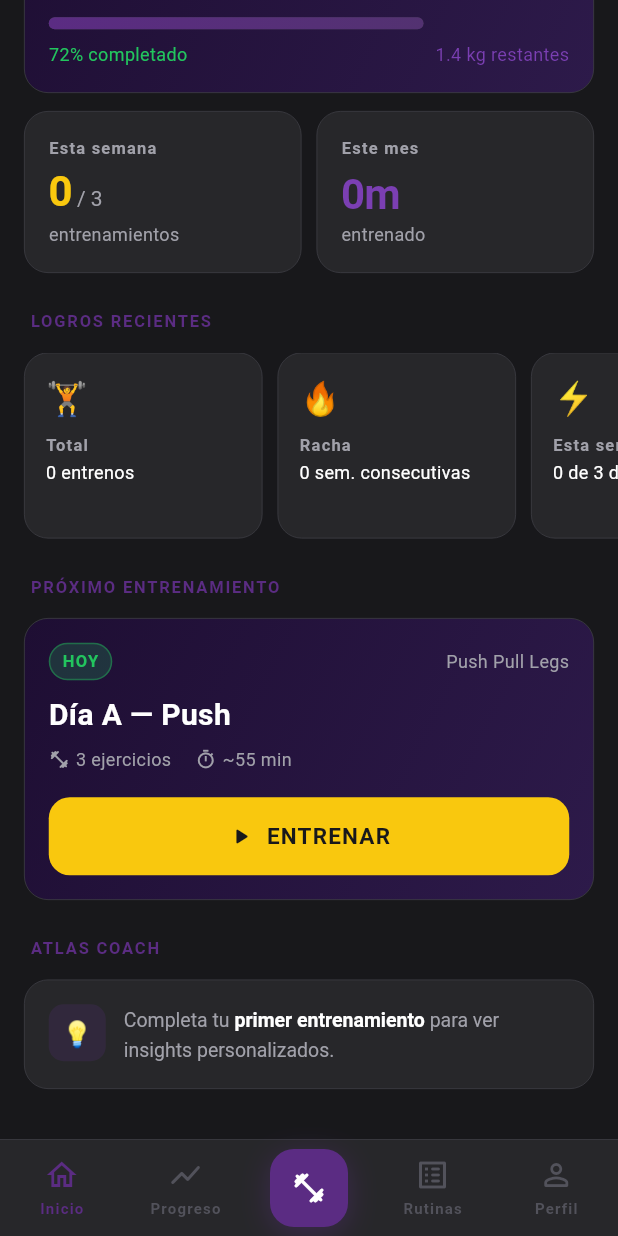
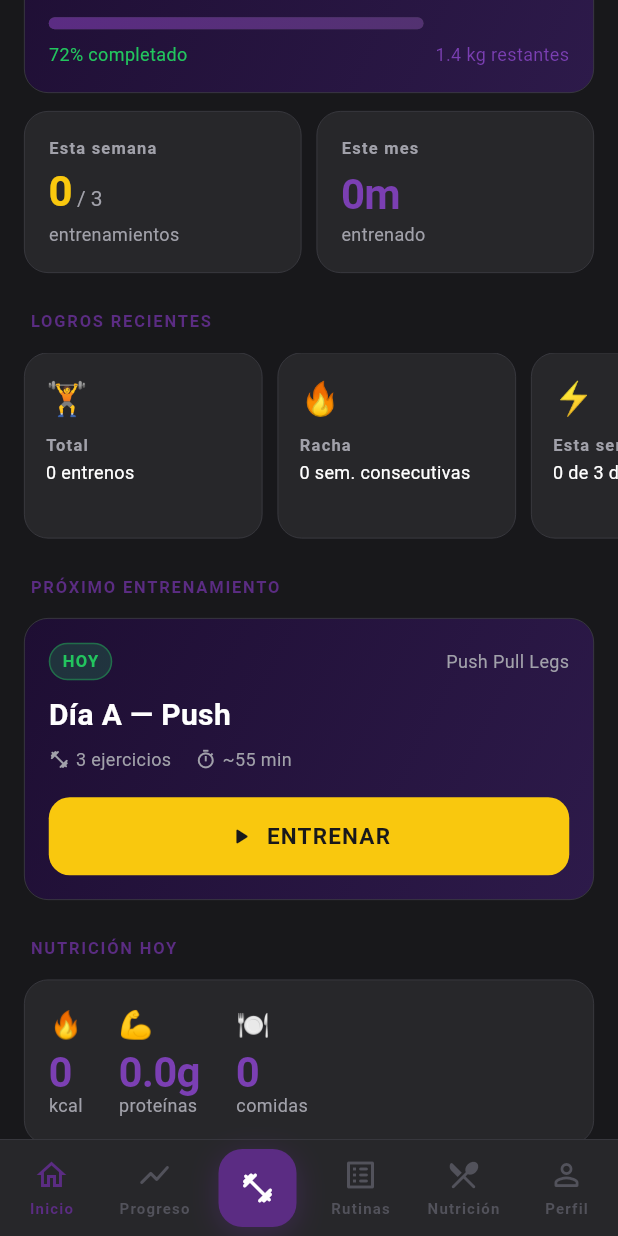
Before and after one commit to srdavidrobledo/Atlas, a Flutter app: the screen it shows after launch, scrolled down 206 dp, on a phone screen of 412 x 824 dp. Run offline on Flutter 3.47's test engine with Material 3 defaults, Android fonts, the phone set to English and light mode, and no system bars; our stand-ins replace file_picker, fl_chart, go_router, hive_flutter, image_picker; missing offline and left inert: google_mlkit_text_recognition, pdfx, syncfusion_flutter_pdf; accounts and stored records are empty.

Commit message:
feat: integración Nutrición al flujo principal Atlas (TAREA-021)

```diff
--- a/lib/core/router/app_router.dart
+++ b/lib/core/router/app_router.dart
@@ -10,6 +10,7 @@ import '../../features/routines/screens/import_routine_text_screen.dart';
 import '../../features/routines/screens/import_routine_pdf_screen.dart';
 import '../../features/routines/screens/import_routine_image_screen.dart';
 import '../../features/routines/screens/edit_routine_screen.dart';
+import '../../features/nutrition/screens/nutrition_screen.dart';
 import '../../shared/widgets/atlas_bottom_nav.dart';
 import 'route_names.dart';
 
@@ -34,6 +35,10 @@ final appRouter = GoRouter(
         GoRoute(
           path: RouteNames.routines,
           pageBuilder: (context, state) => const NoTransitionPage(child: RoutinesScreen()),
+        ),
+        GoRoute(
+          path: RouteNames.nutrition,
+          pageBuilder: (context, state) => const NoTransitionPage(child: NutritionScreen()),
         ),
         GoRoute(
           path: RouteNames.profile,
--- a/lib/core/router/route_names.dart
+++ b/lib/core/router/route_names.dart
@@ -9,5 +9,6 @@ class RouteNames {
   static const String importRoutinePdf   = '/routines/import-pdf';
   static const String importRoutineImage = '/routines/import-image';
   static const String editRoutine        = '/routines/edit';
+  static const String nutrition = '/nutrition';
   static const String profile = '/profile';
 }
--- a/lib/core/storage/atlas_storage.dart
+++ b/lib/core/storage/atlas_storage.dart
@@ -4,15 +4,18 @@ class AtlasStorage {
   static late Box _settings;
   static late Box _sessions;
   static late Box _routines;
+  static late Box _nutrition;
 
-  static Box get settings => _settings;
-  static Box get sessions => _sessions;
-  static Box get routines => _routines;
+  static Box get settings  => _settings;
+  static Box get sessions  => _sessions;
+  static Box get routines  => _routines;
+  static Box get nutrition => _nutrition;
 
   static Future<void> init() async {
     await Hive.initFlutter();
-    _settings = await Hive.openBox('settings');
-    _sessions = await Hive.openBox('sessions');
-    _routines = await Hive.openBox('routines');
+    _settings  = await Hive.openBox('settings');
+    _sessions  = await Hive.openBox('sessions');
+    _routines  = await Hive.openBox('routines');
+    _nutrition = await Hive.openBox('nutrition');
   }
 }
--- a/lib/features/dashboard/screens/dashboard_screen.dart
+++ b/lib/features/dashboard/screens/dashboard_screen.dart
@@ -7,6 +7,7 @@ import '../../../shared/widgets/atlas_widgets.dart';
 import '../../../shared/mock_data.dart';
 import '../../../shared/atlas_coach.dart';
 import '../../workout/data/workout_session_store.dart';
+import '../../nutrition/data/nutrition_store.dart';
 
 class _DashboardStats {
   final List<SavedWorkoutSession> sessions;
@@ -89,6 +90,7 @@ class _DashboardScreenState extends State<DashboardScreen> {
             SliverToBoxAdapter(child: _StatsRow(stats)),
             SliverToBoxAdapter(child: _AchievementsSection(stats)),
             SliverToBoxAdapter(child: _NextWorkoutCard(context)),
+            SliverToBoxAdapter(child: _NutritionSummary()),
             SliverToBoxAdapter(child: _InsightsSection(stats)),
             const SliverToBoxAdapter(child: SizedBox(height: 24)),
           ],
@@ -424,6 +426,48 @@ class _DashboardScreenState extends State<DashboardScreen> {
     );
   }
 
+  Widget _NutritionSummary() {
+    final today = DateTime.now();
+    final calories = NutritionStore.caloriesForDay(today);
+    final protein  = NutritionStore.proteinForDay(today);
+    final meals    = NutritionStore.mealsForDay(today).length;
+
+    return Column(
+      crossAxisAlignment: CrossAxisAlignment.start,
+      children: [
+        const AtlasSectionTitle(title: 'Nutrición hoy'),
+        Padding(
+          padding: const EdgeInsets.symmetric(horizontal: 16),
+          child: AtlasCard(
+            child: Row(
+              children: [
+                _NutriStat('🔥', '$calories', 'kcal'),
+                const SizedBox(width: 24),
+                _NutriStat('💪', '${protein.toStringAsFixed(1)}g', 'proteínas'),
+                const SizedBox(width: 24),
+                _NutriStat('🍽️', '$meals', 'comidas'),
+              ],
+            ),
+          ),
+        ),
+      ],
+    );
+  }
+
+  Widget _NutriStat(String emoji, String value, String label) {
+    return Column(
+      crossAxisAlignment: CrossAxisAlignment.start,
+      children: [
+        Text(emoji, style: const TextStyle(fontSize: 18)),
+        const SizedBox(height: 4),
+        Text(value,
+            style: AppTextStyles.numericLarge
+                .copyWith(color: AppColors.primaryLight)),
+        Text(label, style: AppTextStyles.bodySmall),
+      ],
+    );
+  }
+
   Widget _InsightsSection(_DashboardStats stats) {
     final insights = AtlasCoach.generate(WorkoutSessionStore.sessions);
 
--- /dev/null
+++ b/lib/features/nutrition/data/meal_entry.dart
@@ -0,0 +1,69 @@
+enum MealType { breakfast, lunch, snack, dinner, extra }
+
+extension MealTypeLabel on MealType {
+  String get label => switch (this) {
+        MealType.breakfast => 'Desayuno',
+        MealType.lunch     => 'Almuerzo',
+        MealType.snack     => 'Merienda',
+        MealType.dinner    => 'Cena',
+        MealType.extra     => 'Snack',
+      };
+}
+
+class MealEntry {
+  final String id;
+  final String name;
+  final int calories;
+  final double protein;
+  final DateTime date;
+  final MealType mealType;
+  final String? notes;
+
+  const MealEntry({
+    required this.id,
+    required this.name,
+    required this.calories,
+    required this.protein,
+    required this.date,
+    required this.mealType,
+    this.notes,
+  });
+
+  MealEntry copyWith({
+    String? name,
+    int? calories,
+    double? protein,
+    DateTime? date,
+    MealType? mealType,
+    String? notes,
+  }) =>
+      MealEntry(
+        id: id,
+        name: name ?? this.name,
+        calories: calories ?? this.calories,
+        protein: protein ?? this.protein,
+        date: date ?? this.date,
+        mealType: mealType ?? this.mealType,
+        notes: notes ?? this.notes,
+      );
+
+  Map<String, dynamic> toJson() => {
+        'id': id,
+        'name': name,
+        'calories': calories,
+        'protein': protein,
+        'date': date.toIso8601String(),
+        'mealType': mealType.name,
+        'notes': notes,
+      };
+
+  factory MealEntry.fromJson(Map<String, dynamic> m) => MealEntry(
+        id: m['id'] as String,
+        name: m['name'] as String,
+        calories: m['calories'] as int,
+        protein: (m['protein'] as num).toDouble(),
+        date: DateTime.parse(m['date'] as String),
+        mealType: MealType.values.byName(m['mealType'] as String),
+        notes: m['notes'] as String?,
+      );
+}
--- /dev/null
+++ b/lib/features/nutrition/data/nutrition_store.dart
@@ -0,0 +1,66 @@
+import 'dart:convert';
+import '../../../core/storage/atlas_storage.dart';
+import 'meal_entry.dart';
+
+class NutritionStore {
+  static final List<MealEntry> _meals = [];
+
+  static List<MealEntry> get meals => List.unmodifiable(_meals);
+
+  static Future<void> init() async {
+    final raw = AtlasStorage.nutrition.get('meals') as String?;
+    if (raw != null) {
+      final list = jsonDecode(raw) as List<dynamic>;
+      _meals.addAll(
+        list.map((e) => MealEntry.fromJson(Map<String, dynamic>.from(e as Map))),
+      );
+    }
+  }
+
+  // ── Mutaciones ────────────────────────────────────────────────────────────
+
+  static Future<void> addMeal(MealEntry entry) async {
+    _meals.insert(0, entry);
+    await persistMeals();
+  }
+
+  static Future<void> removeMeal(String id) async {
+    _meals.removeWhere((m) => m.id == id);
+    await persistMeals();
+  }
+
+  static Future<void> updateMeal(MealEntry updated) async {
+    final index = _meals.indexWhere((m) => m.id == updated.id);
+    if (index == -1) return;
+    _meals[index] = updated;
+    await persistMeals();
+  }
+
+  static Future<void> persistMeals() async {
+    await AtlasStorage.nutrition.put(
+      'meals',
+      jsonEncode(_meals.map((m) => m.toJson()).toList()),
+    );
+  }
+
+  // ── Queries ───────────────────────────────────────────────────────────────
+
+  static List<MealEntry> mealsForDay(DateTime day) {
+    return _meals.where((m) => _sameDay(m.date, day)).toList();
+  }
+
+  static int caloriesForDay(DateTime day) {
+    return mealsForDay(day).fold(0, (sum, m) => sum + m.calories);
+  }
+
+  static double proteinForDay(DateTime day) {
+    return mealsForDay(day).fold(0.0, (sum, m) => sum + m.protein);
+  }
+
+  // ── Utilidades ────────────────────────────────────────────────────────────
+
+  static bool _sameDay(DateTime a, DateTime b) =>
+      a.year == b.year && a.month == b.month && a.day == b.day;
+
+  static String newId() => 'meal_${DateTime.now().millisecondsSinceEpoch}';
+}
--- a/lib/shared/widgets/atlas_bottom_nav.dart
+++ b/lib/shared/widgets/atlas_bottom_nav.dart
@@ -12,10 +12,11 @@ class AtlasScaffold extends StatelessWidget {
   const AtlasScaffold({super.key, required this.child});
 
   int _locationToIndex(String location) {
-    if (location.startsWith(RouteNames.progress)) return 1;
-    if (location.startsWith(RouteNames.workout)) return 2;
-    if (location.startsWith(RouteNames.routines)) return 3;
-    if (location.startsWith(RouteNames.profile)) return 4;
+    if (location.startsWith(RouteNames.progress))  return 1;
+    if (location.startsWith(RouteNames.workout))   return 2;
+    if (location.startsWith(RouteNames.routines))  return 3;
+    if (location.startsWith(RouteNames.nutrition)) return 4;
+    if (location.startsWith(RouteNames.profile))   return 5;
     return 0;
   }
 
@@ -87,16 +88,12 @@ class AtlasScaffold extends StatelessWidget {
 
   String _indexToRoute(int index) {
     switch (index) {
-      case 1:
-        return RouteNames.progress;
-      case 2:
-        return RouteNames.workout;
-      case 3:
-        return RouteNames.routines;
-      case 4:
-        return RouteNames.profile;
-      default:
-        return RouteNames.dashboard;
+      case 1: return RouteNames.progress;
+      case 2: return RouteNames.workout;
+      case 3: return RouteNames.routines;
+      case 4: return RouteNames.nutrition;
+      case 5: return RouteNames.profile;
+      default: return RouteNames.dashboard;
     }
   }
 }
@@ -120,11 +117,12 @@ class _AtlasBottomNav extends StatelessWidget {
           height: 64,
           child: Row(
             children: [
-              _NavItem(icon: Icons.home_outlined, label: 'Inicio', index: 0, current: currentIndex, onTap: onTap),
-              _NavItem(icon: Icons.show_chart_rounded, label: 'Progreso', index: 1, current: currentIndex, onTap: onTap),
+              _NavItem(icon: Icons.home_outlined,          label: 'Inicio',     index: 0, current: currentIndex, onTap: onTap),
+              _NavItem(icon: Icons.show_chart_rounded,     label: 'Progreso',   index: 1, current: currentIndex, onTap: onTap),
               _NavCenterItem(onTap: () => onTap(2)),
-              _NavItem(icon: Icons.list_alt_rounded, label: 'Rutinas', index: 3, current: currentIndex, onTap: onTap),
-              _NavItem(icon: Icons.person_outline_rounded, label: 'Perfil', index: 4, current: currentIndex, onTap: onTap),
+              _NavItem(icon: Icons.list_alt_rounded,       label: 'Rutinas',    index: 3, current: currentIndex, onTap: onTap),
+              _NavItem(icon: Icons.restaurant_menu_rounded, label: 'Nutrición', index: 4, current: currentIndex, onTap: onTap),
+              _NavItem(icon: Icons.person_outline_rounded, label: 'Perfil',     index: 5, current: currentIndex, onTap: onTap),
             ],
           ),
         ),
```
Also changed, not shown: lib/features/nutrition/screens/log_meal_screen.dart (added, +248 -0 lines), lib/features/nutrition/screens/nutrition_screen.dart (added, +266 -0 lines).
